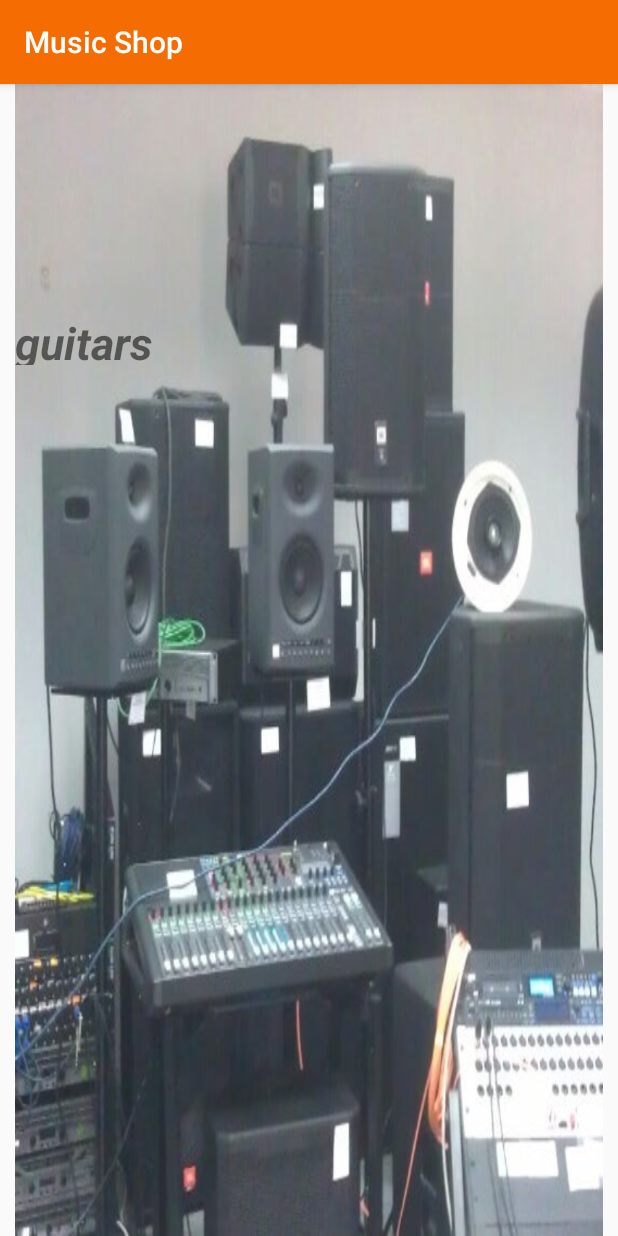
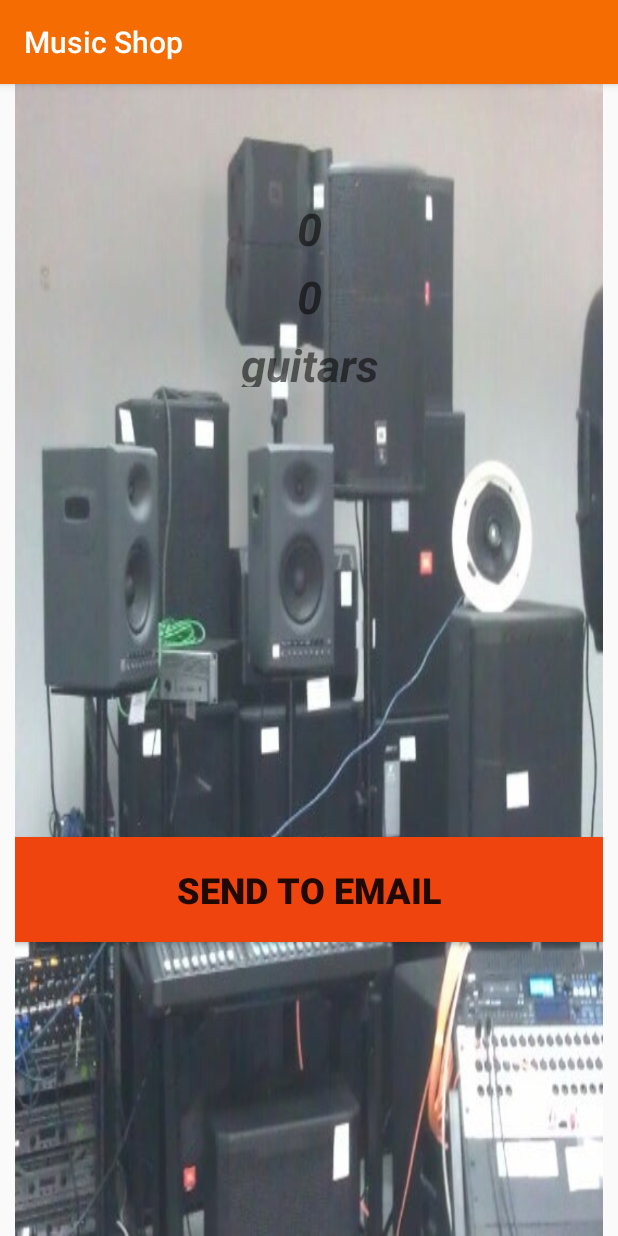
Before and after one commit to Andrey839/musicShop, an Android app: the screen it shows after launch (OrderActivity), after a tap on "ADD TO CARD", on a phone screen of 412 x 824 dp. Run offline under Robolectric (Android 15) with nearby library versions, the phone set to English and light mode, and no system bars; Roboto replaces fonts that are not available here.

Commit message:
SEND TO EMAIL

```diff
--- a/app/src/main/java/ru/skillbranch/devintensive/musicshop/MainActivity.kt
+++ b/app/src/main/java/ru/skillbranch/devintensive/musicshop/MainActivity.kt
@@ -76,10 +76,12 @@ class MainActivity : AppCompatActivity() {
         val order = Order(one,(one)* (goodName[spinner2.selectedItem]!!.toInt()), spinner2.selectedItem, editText2.text)
 
         val orderIntent = Intent(this,OrderActivity::class.java).apply {
-        putExtra("keyName", order.name)
-        putExtra("keyQuantity", order.quantity)
+        putExtra("keyName", order.name.toString())
+        putExtra("keyQuantity", order.quantity.toString())
         putExtra("keyInstrument", order.instrument.toString())
-        putExtra("keyPrice", order.price)}
+        putExtra("keyPrice", order.price.toString())
+
+        }
         startActivity(orderIntent)
 
 
--- a/app/src/main/java/ru/skillbranch/devintensive/musicshop/OrderActivity.kt
+++ b/app/src/main/java/ru/skillbranch/devintensive/musicshop/OrderActivity.kt
@@ -1,10 +1,17 @@
 package ru.skillbranch.devintensive.musicshop
 
+import android.content.Intent
+import android.net.Uri
+import android.os.Bundle
+import android.view.View
 import androidx.appcompat.app.AppCompatActivity
-import android.os.Bundle
 import kotlinx.android.synthetic.main.activity_order.*
 
 class OrderActivity : AppCompatActivity() {
+    lateinit var keyName: String
+    lateinit var keyQuantity: String
+    lateinit var keyInstrument: String
+    lateinit var keyPrice: String
 
     override fun onCreate(savedInstanceState: Bundle?) {
         super.onCreate(savedInstanceState)
@@ -30,4 +37,12 @@ class OrderActivity : AppCompatActivity() {
 
 
     }
+
+    fun sendEmail(view: View) {
+        val actionSend = Intent(Intent.ACTION_SEND)
+        actionSend.putExtra(Intent.EXTRA_EMAIL, arrayOf("robin839168@gmail.com"))
+        actionSend.putExtra(Intent.EXTRA_SUBJECT, "Order")
+        actionSend.putExtra(Intent.EXTRA_TEXT, "$keyName"+"/n"+"$keyInstrument"+"/n"+"$keyQuantity"+"/n"+"$keyPrice" )
+
+    }
 }
--- a/app/src/main/res/layout/activity_order.xml
+++ b/app/src/main/res/layout/activity_order.xml
@@ -13,10 +13,11 @@
     <TextView
         android:id="@+id/textViewName"
         android:layout_width="match_parent"
-        android:layout_height="35dp"
+        android:layout_height="50dp"
         android:layout_marginTop="16dp"
         android:text="TextView"
-        android:textAlignment="textStart"
+        android:textAlignment="center"
+        android:textColor="#F80683"
         android:textSize="30sp"
         android:textStyle="bold|italic"
         app:layout_constraintStart_toStartOf="parent"
@@ -28,7 +29,7 @@
         android:layout_height="35dp"
         android:layout_marginTop="10dp"
         android:text="TextView"
-        android:textAlignment="textStart"
+        android:textAlignment="center"
         android:textSize="30sp"
         android:textStyle="bold|italic"
         app:layout_constraintStart_toStartOf="parent"
@@ -40,6 +41,7 @@
         android:layout_height="35dp"
         android:layout_marginTop="10dp"
         android:text="TextView"
+        android:textAlignment="center"
         android:textSize="30sp"
         android:textStyle="bold|italic"
         app:layout_constraintStart_toStartOf="parent"
@@ -51,9 +53,23 @@
         android:layout_height="35dp"
         android:layout_marginTop="10dp"
         android:text="TextView"
-        android:textAlignment="textStart"
+        android:textAlignment="center"
         android:textSize="30sp"
         android:textStyle="bold|italic"
         app:layout_constraintStart_toStartOf="parent"
         app:layout_constraintTop_toBottomOf="@id/textViewPrice" />
+
+    <Button
+        android:id="@+id/button3"
+        android:layout_width="match_parent"
+        android:layout_height="70dp"
+        android:layout_marginTop="300dp"
+        android:background="#F0440E"
+        android:onClick="sendEmail"
+        android:text="Send to email"
+        android:textAlignment="center"
+        android:textSize="24sp"
+        android:textStyle="bold"
+        app:layout_constraintStart_toStartOf="parent"
+        app:layout_constraintTop_toBottomOf="@+id/textViewInstrument" />
 </androidx.constraintlayout.widget.ConstraintLayout>
```
